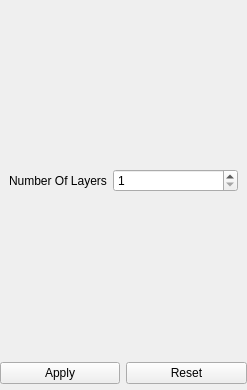
Sprunth/RGG, file Application/qInputPropertiesWidget.ui: the form before one commit.
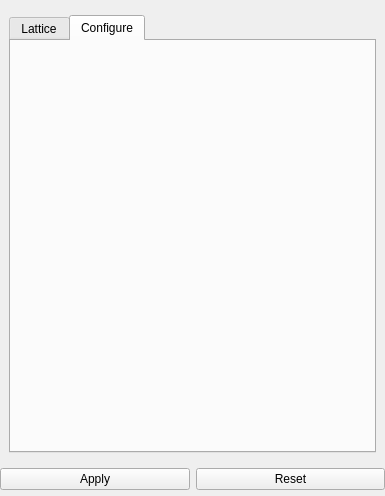
The form after the commit. The open tabs and pages were chosen to show the change.

Commit message: added widget to configure core

What changed in the file:
```diff
--- a/Application/qInputPropertiesWidget.ui
+++ b/Application/qInputPropertiesWidget.ui
@@ -6,8 +6,8 @@
    <rect>
     <x>0</x>
     <y>0</y>
-    <width>247</width>
-    <height>390</height>
+    <width>385</width>
+    <height>496</height>
    </rect>
   </property>
   <property name="sizePolicy">
@@ -48,6 +48,12 @@
    </item>
    <item row="0" column="0" colspan="2">
     <widget class="QStackedWidget" name="stackedWidget">
+     <property name="minimumSize">
+      <size>
+       <width>220</width>
+       <height>0</height>
+      </size>
+     </property>
      <property name="currentIndex">
       <number>0</number>
      </property>
@@ -119,6 +125,31 @@
      <widget class="QWidget" name="pageHexCore">
       <layout class="QGridLayout" name="gridLayout_4">
        <item row="0" column="0">
+        <widget class="QTabWidget" name="HexCore">
+         <property name="enabled">
+          <bool>true</bool>
+         </property>
+         <property name="sizePolicy">
+          <sizepolicy hsizetype="Preferred" vsizetype="Preferred">
+           <horstretch>0</horstretch>
+           <verstretch>0</verstretch>
+          </sizepolicy>
+         </property>
+         <property name="minimumSize">
+          <size>
+           <width>220</width>
+           <height>300</height>
+          </size>
+         </property>
+         <property name="currentIndex">
+          <number>1</number>
+         </property>
+         <widget class="QWidget" name="tab">
+          <attribute name="title">
+           <string>Lattice</string>
+          </attribute>
+          <layout class="QGridLayout" name="gridLayout_10">
+           <item row="0" column="0">
         <widget class="QLabel" name="label_32">
          <property name="sizePolicy">
           <sizepolicy hsizetype="Fixed" vsizetype="Preferred">
@@ -143,6 +174,21 @@
        </item>
       </layout>
      </widget>
+         <widget class="QWidget" name="hexCoreConfig">
+          <property name="acceptDrops">
+           <bool>false</bool>
+          </property>
+          <property name="layoutDirection">
+           <enum>Qt::LeftToRight</enum>
+          </property>
+          <attribute name="title">
+           <string>Configure</string>
+          </attribute>
+         </widget>
+        </widget>
+       </item>
+      </layout>
+     </widget>
      <widget class="QWidget" name="pageHexAssy">
       <layout class="QGridLayout" name="gridLayout_15">
        <item row="0" column="1">
```
Left out of the diff: 50 changed lines with no effect on the pictures. Lines whose indentation alone changed are shown as unchanged. The commit also changes 6 other files.
